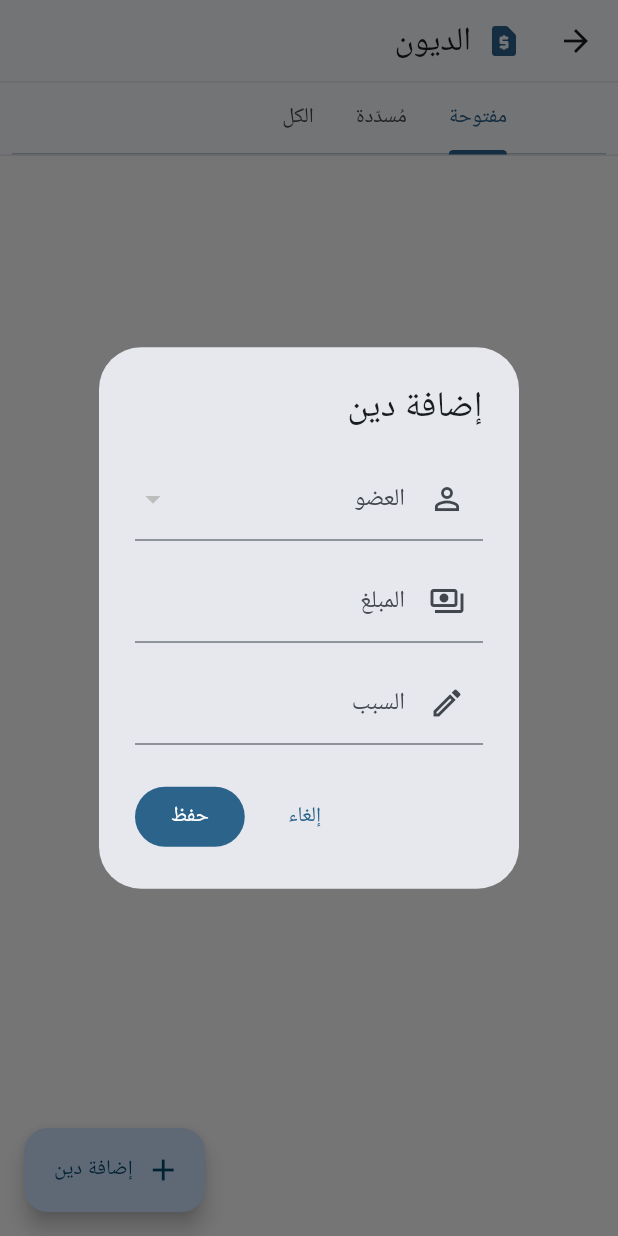
After one commit to munder6/elevate_hub, a Flutter app: the DebtsListView screen opened by its route, after a tap on "إضافة دين", on a phone screen of 412 x 824 dp. The commit adds this screen. Run offline on Flutter 3.47's test engine with Material 3 defaults, Android fonts, the phone set to English and light mode, and no system bars; our stand-ins replace cloud_firestore, firebase_auth, firebase_core, firebase_storage, get, google_fonts and 1 more; missing offline and left inert: syncfusion_flutter_xlsio; accounts and stored records are empty; Roboto replaces fonts that are missing (Cairo).

Commit message:
Add Search on Member screen and fix some bugs Edit debts logic and orders

```diff
--- /dev/null
+++ b/lib/presintation/modules/debts/add_debt_dialog.dart
@@ -0,0 +1,164 @@
+import 'package:flutter/material.dart';
+import 'package:flutter/services.dart';
+
+import '../../../data/models/member.dart';
+import '../../../data/repositories/members_repo.dart';
+
+class AddDebtResult {
+  final String memberId;
+  final String memberName;
+  final num amount;
+  final String reason;
+
+  AddDebtResult({
+    required this.memberId,
+    required this.memberName,
+    required this.amount,
+    required this.reason,
+  });
+}
+
+class AddDebtDialog extends StatefulWidget {
+  final String? memberId;
+  final String? memberName;
+  const AddDebtDialog({super.key, this.memberId, this.memberName});
+
+  @override
+  State<AddDebtDialog> createState() => _AddDebtDialogState();
+}
+
+class _AddDebtDialogState extends State<AddDebtDialog> {
+  final membersRepo = MembersRepo();
+  final amountCtrl = TextEditingController();
+  final reasonCtrl = TextEditingController();
+
+  String? selectedMemberId;
+  String? selectedMemberName;
+  String? errMember;
+  String? errAmount;
+
+  @override
+  void initState() {
+    super.initState();
+    selectedMemberId = widget.memberId;
+    selectedMemberName = widget.memberName;
+  }
+
+  @override
+  void dispose() {
+    amountCtrl.dispose();
+    reasonCtrl.dispose();
+    super.dispose();
+  }
+
+  void _submit() {
+    final amount =
+        num.tryParse(amountCtrl.text.trim().replaceAll(',', '.')) ?? 0;
+    setState(() {
+      errAmount = amount <= 0 ? 'أدخل مبلغاً أكبر من 0' : null;
+      if (widget.memberId == null &&
+          (selectedMemberId == null || selectedMemberName == null)) {
+        errMember = 'اختر عضواً';
+      } else {
+        errMember = null;
+      }
+    });
+    if (errAmount != null || errMember != null) return;
+    Navigator.pop(
+      context,
+      AddDebtResult(
+        memberId: selectedMemberId!,
+        memberName: selectedMemberName ?? '',
+        amount: amount,
+        reason: reasonCtrl.text.trim(),
+      ),
+    );
+  }
+
+  @override
+  Widget build(BuildContext context) {
+    return Directionality(
+      textDirection: TextDirection.rtl,
+      child: AlertDialog(
+        title: const Text('إضافة دين'),
+        content: Column(
+          mainAxisSize: MainAxisSize.min,
+          children: [
+            if (widget.memberId == null)
+              StreamBuilder<List<Member>>(
+                stream: membersRepo.watchAll(),
+                builder: (context, snap) {
+                  if (!snap.hasData) {
+                    return const Center(child: CircularProgressIndicator());
+                  }
+                  final members = snap.data!;
+                  return DropdownButtonFormField<String>(
+                    value: selectedMemberId,
+                    decoration: InputDecoration(
+                      labelText: 'العضو',
+                      prefixIcon: const Icon(Icons.person_outline),
+                      errorText: errMember,
+                    ),
+                    items: members
+                        .map(
+                          (m) => DropdownMenuItem(
+                        value: m.id,
+                        child: Text(m.name),
+                      ),
+                    )
+                        .toList(),
+                    onChanged: (v) {
+                      setState(() {
+                        selectedMemberId = v;
+                        selectedMemberName =
+                            members.firstWhere((m) => m.id == v).name;
+                      });
+                    },
+                  );
+                },
+              )
+            else
+              Text(
+                widget.memberName ?? '',
+                style: Theme.of(context).textTheme.titleMedium,
+              ),
+            const SizedBox(height: 12),
+            TextField(
+              controller: amountCtrl,
+              keyboardType:
+              const TextInputType.numberWithOptions(decimal: true),
+              inputFormatters: [
+                FilteringTextInputFormatter.allow(RegExp(r'[0-9.,]')),
+              ],
+              textDirection: TextDirection.ltr,
+              decoration: InputDecoration(
+                labelText: 'المبلغ',
+                prefixIcon: const Icon(Icons.payments_outlined),
+                prefixText: '₪ ',
+                errorText: errAmount,
+              ),
+            ),
+            const SizedBox(height: 12),
+            TextField(
+              controller: reasonCtrl,
+              decoration: const InputDecoration(
+                labelText: 'السبب',
+                prefixIcon: Icon(Icons.edit_outlined),
+              ),
+            ),
+          ],
+        ),
+        actions: [
+          TextButton(
+            onPressed: () => Navigator.pop(context),
+            child: const Text('إلغاء'),
+          ),
+          FilledButton(
+            onPressed: _submit,
+            child: const Text('حفظ'),
+          ),
+        ],
+      ),
+    );
+  }
+}
--- a/lib/presintation/modules/debts/debts_list_view.dart
+++ b/lib/presintation/modules/debts/debts_list_view.dart
@@ -8,6 +8,7 @@ import '../../../data/repositories/members_repo.dart';
 import '../../../data/repositories/users_repo.dart';
 import '../../../data/repositories/debts_repo.dart';
 import '../../routes/app_routes.dart';
+import 'add_debt_dialog.dart';
 import 'debt_payment_dialog.dart';
 
 class DebtsListView extends StatefulWidget {
@@ -25,18 +26,25 @@ class _DebtsListViewState extends State<DebtsListView> {
   String _sCurrency(num v) => '₪ ${v.toStringAsFixed(2)}';
 
   Future<void> _createDebt(BuildContext context) async {
-    final amount = await showDialog<num>(
+    String? memberId = widget.memberId;
+    String? memberName;
+    if (memberId != null) {
+      final mRepo = MembersRepo();
+      memberName = await mRepo.getMemberName(memberId);
+    }
+    final result = await showDialog<AddDebtResult>(
       context: context,
-      builder: (_) => const DebtPaymentDialog(maxAmount: 999999),
+      builder: (_) => AddDebtDialog(
+        memberId: memberId,
+        memberName: memberName,
+      ),
     );
-    if (amount != null && amount > 0 && widget.memberId != null) {
-      final mRepo = MembersRepo();
-      final name = await mRepo.getMemberName(widget.memberId!);
+    if (result != null && result.amount > 0) {
       await repo.createDebt(
-        memberId: widget.memberId!,
-        memberName: name ?? '',
-        amount: amount,
-        reason: 'دين يدوي',
+        memberId: result.memberId,
+        memberName: result.memberName,
+        amount: result.amount,
+        reason: result.reason.isEmpty ? null : result.reason,
       );
     }
   }
@@ -50,9 +58,7 @@ class _DebtsListViewState extends State<DebtsListView> {
       child: DefaultTabController(
         length: 3,
         child: Scaffold(
-          floatingActionButton: widget.memberId == null
-              ? null
-              : FloatingActionButton.extended(
+          floatingActionButton: FloatingActionButton.extended(
             onPressed: () => _createDebt(context),
             icon: const Icon(Icons.add),
             label: const Text('إضافة دين'),
--- a/lib/presintation/modules/members/members_list_view.dart
+++ b/lib/presintation/modules/members/members_list_view.dart
@@ -581,7 +581,7 @@ class _MemberTileCardState extends State<_MemberTileCard> {
       child: Row(
         mainAxisSize: MainAxisSize.min,
         children: [
-          Icon(icon, size: 16, color: textColor),
+          Icon(icon, size: 14.5, color: textColor),
           const SizedBox(width: 6),
           ConstrainedBox(
             constraints: BoxConstraints(
--- a/lib/presintation/modules/sessions/session_details_sheet.dart
+++ b/lib/presintation/modules/sessions/session_details_sheet.dart
@@ -16,8 +16,7 @@ class SessionDetailsSheet extends StatelessWidget {
   String arMethod(String? m) => switch (m) {
     'cash' => 'كاش',
     'app' => 'تطبيق',
-    'card' => 'بطاقة',
-    'unpaid' => 'غير مدفوع',
+    'unpaid' => 'تسجيل دين',
     _ => '—',
   };
 
@@ -26,7 +25,6 @@ class SessionDetailsSheet extends StatelessWidget {
     return switch (m) {
       'cash' => Colors.green,
       'app' => Colors.blue,
-      'card' => Colors.purple,
       'unpaid' => Colors.orange,
       _ => theme.colorScheme.primary,
     };
--- a/lib/presintation/modules/sessions/sessions_overview_view.dart
+++ b/lib/presintation/modules/sessions/sessions_overview_view.dart
@@ -344,8 +344,7 @@ class _HourlyTile extends StatelessWidget {
   String _arMethod(String m) => switch (m) {
     'cash' => 'كاش',
     'app' => 'تطبيق',
-    'card' => 'بطاقة',
-    'unpaid' => 'غير مدفوع',
+    'unpaid' => 'تسجيل دين',
     _ => m,
   };
 
@@ -355,7 +354,6 @@ class _HourlyTile extends StatelessWidget {
     final methodColor = switch (s.paymentMethod) {
       'cash'   => Colors.green,
       'app'    => Colors.blue,
-      'card'   => Colors.purple,
       'unpaid' => Colors.orange,
       _        => theme.colorScheme.primary,
     };
--- a/lib/presintation/modules/sessions/widgets/session_receipt_sheet.dart
+++ b/lib/presintation/modules/sessions/widgets/session_receipt_sheet.dart
@@ -13,14 +13,12 @@ String arPaymentMethod(String pm) {
   switch (pm) {
     case 'cash':
       return 'كاش';
-    case 'card':
-      return 'بطاقة/جهاز';
     case 'app':
       return 'تطبيق';
     case 'unpaid':
-      return 'لم يُدفع (دين)';
+      return 'تسجيل دين';
     default:
-      return 'أخرى';
+      return '—';
   }
 }
 
```
Also changed, not shown: lib/data/repositories/debts_repo.dart (+26 -2 lines), lib/presintation/modules/sessions/daily_session_view.dart (+33 -8 lines), lib/presintation/modules/sessions/widgets/close_daily_sheet.dart (+1 -17 lines), lib/presintation/modules/sessions/widgets/close_session_sheet.dart (+6 -6 lines), lib/presintation/modules/sessions/widgets/cycle_close_sheet.dart (+4 -13 lines).
